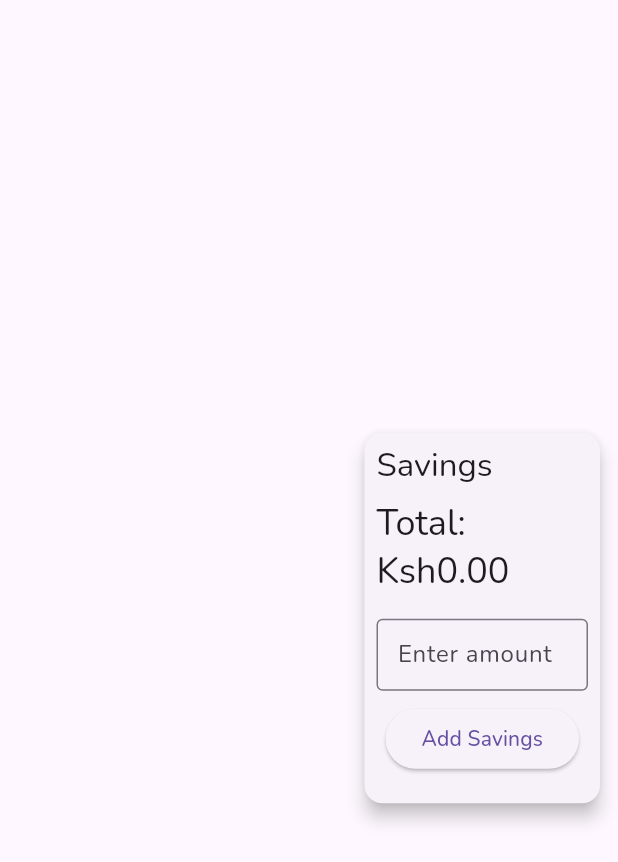
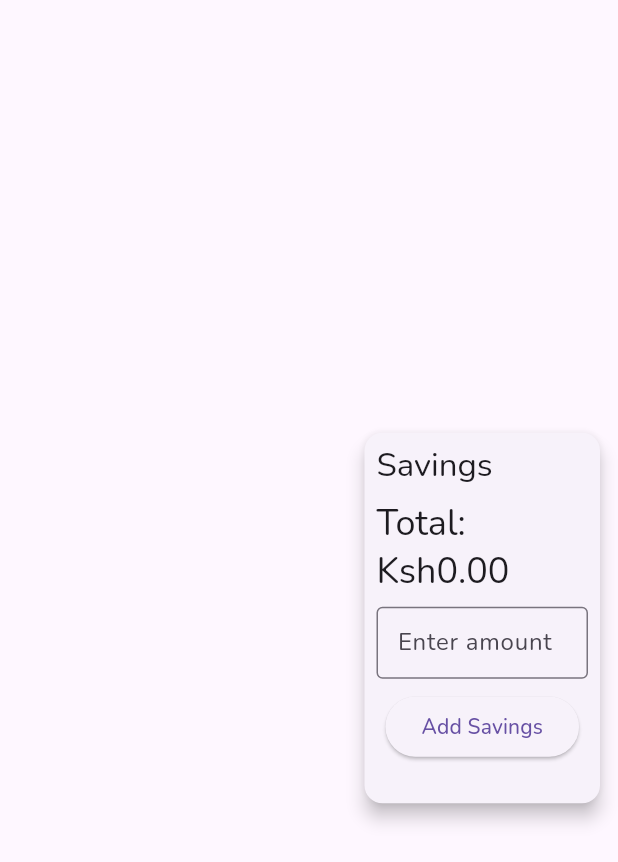
Before and after one commit to rodgerswisdom/Bob_flutter, a Flutter app: the SavingsWidget widget shown alone on an empty page, opened directly, on a phone screen of 412 x 824 dp. Shown: the top 862 px of the screen. Run offline on Flutter 3.47's test engine with Material 3 defaults, Android fonts, the phone set to English and light mode, and no system bars; our stand-ins replace shared_preferences, smooth_page_indicator; accounts and stored records are empty; network calls fail.

Commit message:
refactor: Resize the height distance between elements in savings card

```diff
--- a/lib/widgets/savings_widget.dart
+++ b/lib/widgets/savings_widget.dart
@@ -99,7 +99,7 @@ class _SavingsWidgetState extends State<SavingsWidget> {
                     style: Theme.of(context).textTheme.headlineSmall,
                   ),
                 ),
-                const SizedBox(height: 16.0),
+                const SizedBox(height: 8.0),
                 if (_isLoading)
                   const Center(
                     child: CircularProgressIndicator(),
```
